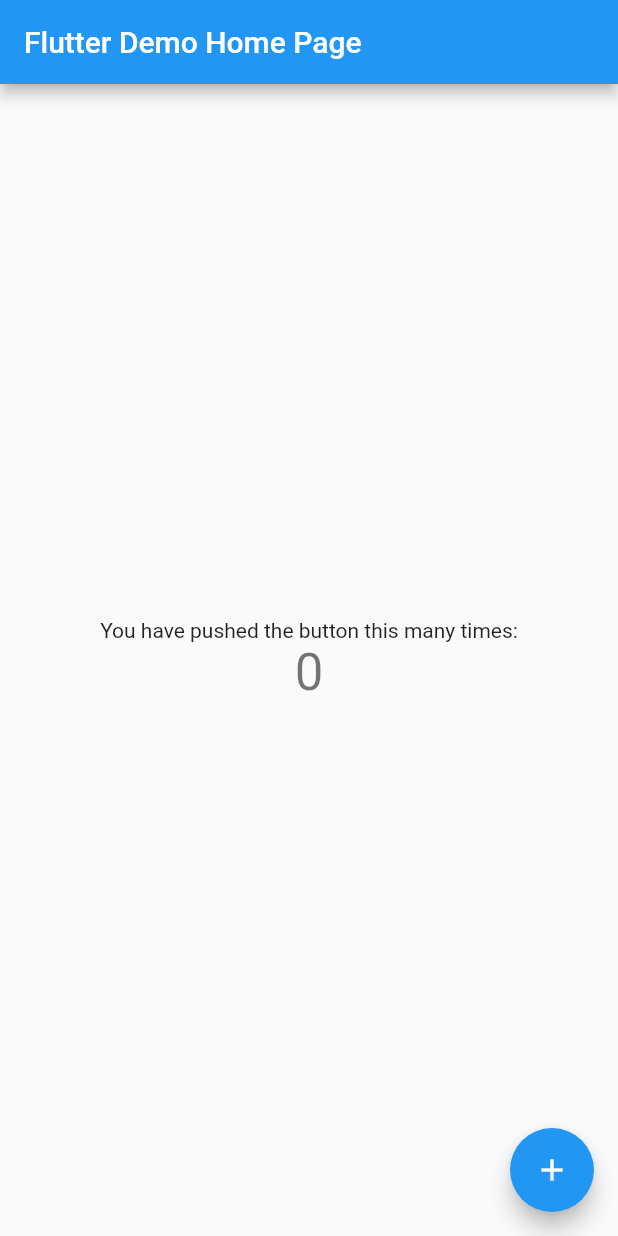
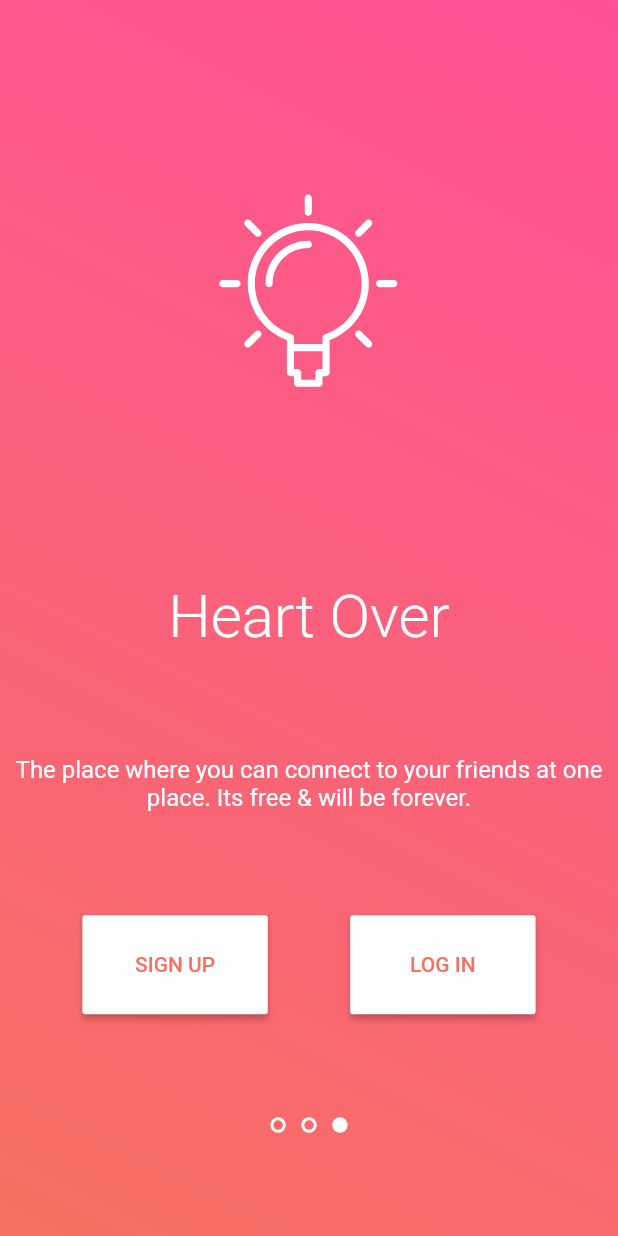
Before and after one commit to FrazileDevelopers/HeartOver, a Flutter app: the screen it shows after launch, on a phone screen of 412 x 824 dp. Run offline on Flutter 3.47's test engine with Material 2 defaults, Android fonts, the phone set to English and light mode, and no system bars; our stand-ins replace connectivity, flutter_svg, google_fonts.

Commit message:
Walkthrough Developed & Routes created

```diff
--- /dev/null
+++ b/lib/constants/gradients.dart
@@ -0,0 +1,19 @@
+import 'package:flutter/material.dart';
+
+class Gradients {
+  Gradients._();
+
+  static var bgGradient = LinearGradient(
+    colors: [
+      const Color(0xFFFE5196),
+      const Color(0xFFF77062),
+    ],
+    tileMode: TileMode.clamp,
+    begin: Alignment.topRight,
+    end: Alignment.bottomLeft,
+    stops: [
+      0.0,
+      1.0,
+    ],
+  );
+}
--- /dev/null
+++ b/lib/constants/heart.dart
@@ -0,0 +1,17 @@
+import 'package:flutter/material.dart';
+
+class Heart {
+  //* Names
+  static const String appName = 'Heart Over';
+
+  //* Routes
+  static const String initial = home;
+  static const String home = '/';
+  static const String signup = '/signup';
+  static const String login = '/login';
+  static const String feeds = '/feeds';
+
+  //* Default Colors
+  static const Color btnbg = Colors.white;
+  static const Color btntext = Color(0xFFF77062);
+}
--- a/lib/main.dart
+++ b/lib/main.dart
@@ -1,117 +1,6 @@
 import 'package:flutter/material.dart';
+import 'package:heartover/pages/config/configPage.dart';
 
 void main() {
-  runApp(MyApp());
+  runApp(ConfigPage());
 }
-
-class MyApp extends StatelessWidget {
-  // This widget is the root of your application.
-  @override
-  Widget build(BuildContext context) {
-    return MaterialApp(
-      title: 'Flutter Demo',
-      theme: ThemeData(
-        // This is the theme of your application.
-        //
-        // Try running your application with "flutter run". You'll see the
-        // application has a blue toolbar. Then, without quitting the app, try
-        // changing the primarySwatch below to Colors.green and then invoke
-        // "hot reload" (press "r" in the console where you ran "flutter run",
-        // or simply save your changes to "hot reload" in a Flutter IDE).
-        // Notice that the counter didn't reset back to zero; the application
-        // is not restarted.
-        primarySwatch: Colors.blue,
-        // This makes the visual density adapt to the platform that you run
-        // the app on. For desktop platforms, the controls will be smaller and
-        // closer together (more dense) than on mobile platforms.
-        visualDensity: VisualDensity.adaptivePlatformDensity,
-      ),
-      home: MyHomePage(title: 'Flutter Demo Home Page'),
-    );
-  }
-}
-
-class MyHomePage extends StatefulWidget {
-  MyHomePage({Key key, this.title}) : super(key: key);
-
-  // This widget is the home page of your application. It is stateful, meaning
-  // that it has a State object (defined below) that contains fields that affect
-  // how it looks.
-
-  // This class is the configuration for the state. It holds the values (in this
-  // case the title) provided by the parent (in this case the App widget) and
-  // used by the build method of the State. Fields in a Widget subclass are
-  // always marked "final".
-
-  final String title;
-
-  @override
-  _MyHomePageState createState() => _MyHomePageState();
-}
-
-class _MyHomePageState extends State<MyHomePage> {
-  int _counter = 0;
-
-  void _incrementCounter() {
-    setState(() {
-      // This call to setState tells the Flutter framework that something has
-      // changed in this State, which causes it to rerun the build method below
-      // so that the display can reflect the updated values. If we changed
-      // _counter without calling setState(), then the build method would not be
-      // called again, and so nothing would appear to happen.
-      _counter++;
-    });
-  }
-
-  @override
-  Widget build(BuildContext context) {
-    // This method is rerun every time setState is called, for instance as done
-    // by the _incrementCounter method above.
-    //
-    // The Flutter framework has been optimized to make rerunning build methods
-    // fast, so that you can just rebuild anything that needs updating rather
-    // than having to individually change instances of widgets.
-    return Scaffold(
-      appBar: AppBar(
-        // Here we take the value from the MyHomePage object that was created by
-        // the App.build method, and use it to set our appbar title.
-        title: Text(widget.title),
-      ),
-      body: Center(
-        // Center is a layout widget. It takes a single child and positions it
-        // in the middle of the parent.
-        child: Column(
-          // Column is also a layout widget. It takes a list of children and
-          // arranges them vertically. By default, it sizes itself to fit its
-          // children horizontally, and tries to be as tall as its parent.
-          //
-          // Invoke "debug painting" (press "p" in the console, choose the
-          // "Toggle Debug Paint" action from the Flutter Inspector in Android
-          // Studio, or the "Toggle Debug Paint" command in Visual Studio Code)
-          // to see the wireframe for each widget.
-          //
-          // Column has various properties to control how it sizes itself and
-          // how it positions its children. Here we use mainAxisAlignment to
-          // center the children vertically; the main axis here is the vertical
-          // axis because Columns are vertical (the cross axis would be
-          // horizontal).
-          mainAxisAlignment: MainAxisAlignment.center,
-          children: <Widget>[
-            Text(
-              'You have pushed the button this many times:',
-            ),
-            Text(
-              '$_counter',
-              style: Theme.of(context).textTheme.headline4,
-            ),
-          ],
-        ),
-      ),
-      floatingActionButton: FloatingActionButton(
-        onPressed: _incrementCounter,
-        tooltip: 'Increment',
-        child: Icon(Icons.add),
-      ), // This trailing comma makes auto-formatting nicer for build methods.
-    );
-  }
-}
--- /dev/null
+++ b/lib/pages/config/configPage.dart
@@ -0,0 +1,26 @@
+import 'package:flutter/material.dart';
+import 'package:google_fonts/google_fonts.dart';
+import 'package:heartover/constants/heart.dart';
+import 'package:heartover/providers/provider.dart';
+import 'package:heartover/routes/routes.dart';
+import 'package:provider/provider.dart';
+
+class ConfigPage extends StatefulWidget {
+  @override
+  _ConfigPageState createState() => _ConfigPageState();
+}
+
+class _ConfigPageState extends State<ConfigPage> {
+  @override
+  Widget build(BuildContext context) {
+    return MultiProvider(
+      providers: Providers.providers(),
+      child: MaterialApp(
+        debugShowCheckedModeBanner: false,
+        title: 'Heart Over',
+        initialRoute: Heart.initial,
+        routes: Routes.routes(),
+      ),
+    );
+  }
+}
--- /dev/null
+++ b/lib/pages/home/homePage.dart
@@ -0,0 +1,141 @@
+import 'package:flutter/material.dart';
+import 'package:google_fonts/google_fonts.dart';
+import 'package:heartover/constants/gradients.dart';
+import 'package:heartover/constants/heart.dart';
+import 'package:heartover/widgets/svg.dart';
+
+class HomePage extends StatefulWidget {
+  @override
+  _HomePageState createState() => _HomePageState();
+}
+
+class _HomePageState extends State<HomePage> {
+  @override
+  Widget build(BuildContext context) {
+    final mq = MediaQuery.of(context);
+    return Scaffold(
+      body: Container(
+        height: mq.size.height,
+        width: mq.size.width,
+        decoration: BoxDecoration(
+          gradient: Gradients.bgGradient,
+        ),
+        child: Column(
+          mainAxisAlignment: MainAxisAlignment.spaceEvenly,
+          crossAxisAlignment: CrossAxisAlignment.center,
+          mainAxisSize: MainAxisSize.max,
+          children: [
+            SvgWidget(
+              'assets/svg/bulb.svg',
+              width: 250.0,
+              height: 250.0,
+            ),
+            Text(
+              Heart.appName,
+              style: GoogleFonts.roboto(
+                color: Colors.white,
+                fontSize: (mq.size.height / mq.size.width) * 20,
+                fontStyle: FontStyle.normal,
+                fontWeight: FontWeight.w300,
+              ),
+            ),
+            Text(
+              'The place where you can connect to your friends at one place. Its free & will be forever.',
+              textAlign: TextAlign.center,
+              maxLines: 3,
+              style: GoogleFonts.roboto(
+                color: Colors.white,
+                fontSize: (mq.size.height / mq.size.width) * 8,
+                fontStyle: FontStyle.normal,
+                fontWeight: FontWeight.w400,
+              ),
+            ),
+            Row(
+              mainAxisAlignment: MainAxisAlignment.spaceEvenly,
+              crossAxisAlignment: CrossAxisAlignment.start,
+              mainAxisSize: MainAxisSize.max,
+              children: [
+                MaterialButton(
+                  height: mq.size.height * .08,
+                  minWidth: mq.size.width * .3,
+                  onPressed: () => Navigator.pushNamed(
+                    context,
+                    Heart.signup,
+                  ),
+                  child: Text(
+                    'Sign Up'.toUpperCase(),
+                    style: GoogleFonts.roboto(
+                      color: Heart.btntext,
+                      fontSize: (mq.size.height / mq.size.width) * 7,
+                    ),
+                  ),
+                  color: Heart.btnbg,
+                ),
+                MaterialButton(
+                  height: mq.size.height * .08,
+                  minWidth: mq.size.width * .3,
+                  onPressed: () => Navigator.pushNamed(
+                    context,
+                    Heart.login,
+                  ),
+                  child: Text(
+                    'Log in'.toUpperCase(),
+                    style: GoogleFonts.roboto(
+                      color: Heart.btntext,
+                      fontSize: (mq.size.height / mq.size.width) * 7,
+                    ),
+                  ),
+                  color: Heart.btnbg,
+                )
+              ],
+            ),
+            Row(
+              mainAxisAlignment: MainAxisAlignment.center,
+              mainAxisSize: MainAxisSize.max,
+              children: [
+                Container(
+                  height: mq.size.width * .025,
+                  width: mq.size.width * .025,
+                  decoration: BoxDecoration(
+                    shape: BoxShape.circle,
+                    border: Border.all(
+                      color: Colors.white,
+                      width: 2.0,
+                    ),
+                  ),
+                ),
+                SizedBox(
+                  height: mq.size.width * .025,
+                  width: mq.size.width * .025,
+                ),
+                Container(
+                  height: mq.size.width * .025,
+                  width: mq.size.width * .025,
+                  decoration: BoxDecoration(
+                    shape: BoxShape.circle,
+                    border: Border.all(
+                      color: Colors.white,
+                      width: 2.0,
+                    ),
+                  ),
+                ),
+                SizedBox(
+                  height: mq.size.width * .025,
+                  width: mq.size.width * .025,
+                ),
+                Container(
+                  height: mq.size.width * .025,
+                  width: mq.size.width * .025,
+                  decoration: BoxDecoration(
+                    shape: BoxShape.circle,
+                    color: Colors.white,
+                  ),
+                ),
+              ],
+            )
+          ],
+        ),
+      ),
+    );
+  }
+}
--- /dev/null
+++ b/lib/providers/fetchAPI.dart
@@ -0,0 +1,3 @@
+import 'package:flutter/material.dart';
+
+class FetchAPI with ChangeNotifier {}
--- /dev/null
+++ b/lib/providers/provider.dart
@@ -0,0 +1,12 @@
+import 'package:provider/provider.dart';
+import 'package:provider/single_child_widget.dart';
+
+import 'fetchAPI.dart';
+
+class Providers {
+  static List<SingleChildWidget> providers() => [
+        ChangeNotifierProvider<FetchAPI>(
+          create: (_) => FetchAPI(),
+        ),
+      ];
+}
--- /dev/null
+++ b/lib/routes/routes.dart
@@ -0,0 +1,16 @@
+import 'package:flutter/material.dart';
+import 'package:heartover/constants/heart.dart';
+import 'package:heartover/pages/feed/feeds.dart';
+import 'package:heartover/pages/home/homePage.dart';
+import 'package:heartover/pages/login/login.dart';
+import 'package:heartover/pages/signup/signup.dart';
+
+class Routes {
+  /// Setting the routes screens
+  static Map<String, Widget Function(BuildContext)> routes() => {
+        Heart.home: (ctx) => HomePage(),
+        Heart.login: (ctx) => Login(),
+        Heart.signup: (ctx) => SignUp(),
+        Heart.feeds: (ctx) => Feeds(),
+      };
+}
--- /dev/null
+++ b/lib/widgets/svg.dart
@@ -0,0 +1,30 @@
+import 'package:flutter/material.dart';
+import 'package:flutter_svg/flutter_svg.dart';
+
+class SvgWidget extends StatelessWidget {
+  final String assetName;
+  final double width;
+  final double height;
+  final BoxFit fit;
+  final Alignment alignment;
+  final Color color;
+
+  SvgWidget(
+    this.assetName, {
+    this.width,
+    this.height,
+    this.fit,
+    this.alignment,
+    this.color,
+  });
+
+  @override
+  Widget build(BuildContext context) => SvgPicture.asset(
+        assetName,
+        width: width ?? 30,
+        height: height ?? 30,
+        color: color,
+        fit: fit ?? BoxFit.contain,
+        alignment: alignment ?? Alignment.center,
+      );
+}
```
Also changed, not shown: lib/pages/feed/feeds.dart (added, +13 -0 lines), lib/pages/login/login.dart (added, +13 -0 lines), lib/pages/signup/signup.dart (added, +23 -0 lines), lib/providers/models/heartover.dart (added, +199 -0 lines), lib/services/connectionStatus.dart (added, +67 -0 lines), pubspec.yaml (+8 -2 lines), assets/svg/bulb.svg (added), pubspec.lock, 2 other files.
